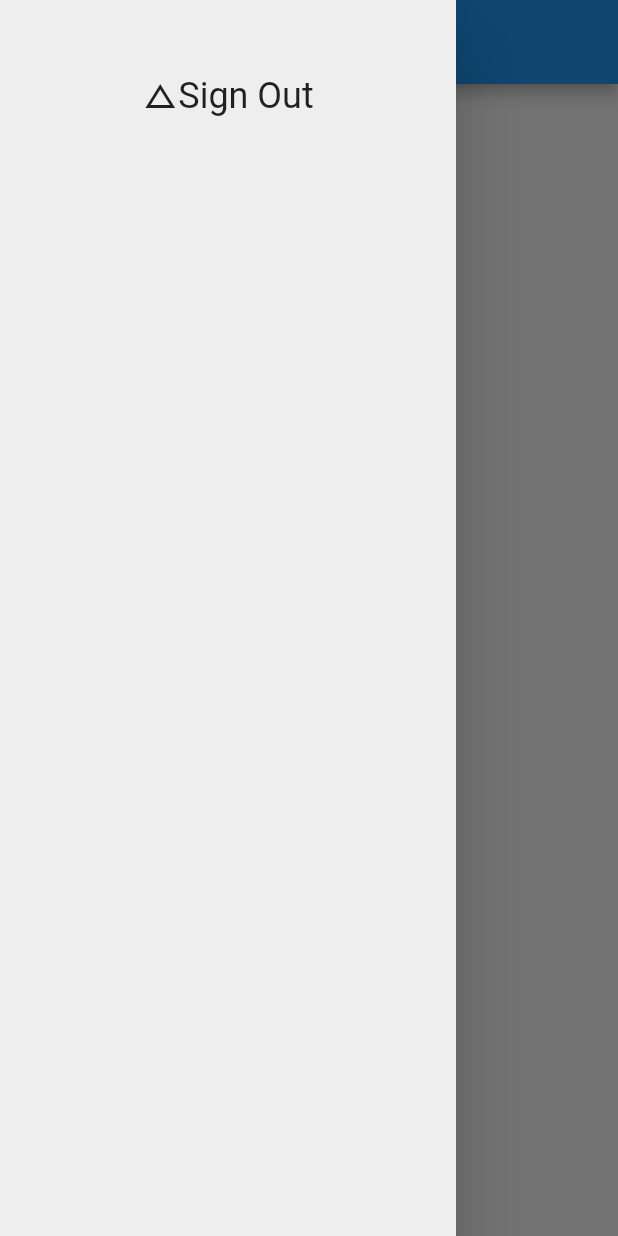
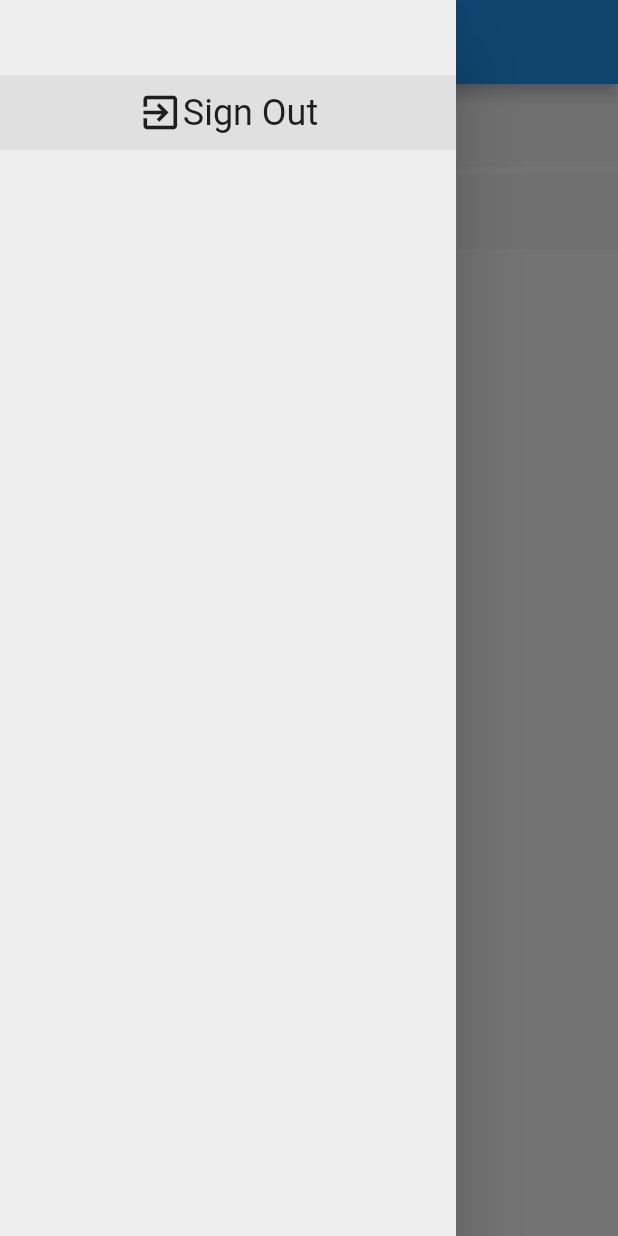
Before and after one commit to forecoder/places-sharing-app, a Flutter app: the FindPlacePage screen opened directly, with the side drawer open, on a phone screen of 412 x 824 dp. Run offline on Flutter 3.47's test engine with Material 2 defaults, Android fonts, the light colour scheme and no system bars.

Commit message:
Add more layouts

```diff
--- a/myapp_flutter/lib/components/side_drawer/side_drawer_page.dart
+++ /dev/null
@@ -1,36 +0,0 @@
-import 'package:flutter/material.dart';
-
-class SideDrawer extends StatelessWidget {
-  @override
-  Widget build(BuildContext context) {
-    return Material(
-      child: Drawer(
-        child: Container(
-          padding: EdgeInsets.only(top: 50),
-          color: Colors.grey[200],
-          child: Column(
-            mainAxisAlignment: MainAxisAlignment.start,
-            children: <Widget>[
-              GestureDetector(
-                child: Row(
-                  mainAxisAlignment: MainAxisAlignment.center,
-                  children: <Widget>[
-                    Icon(Icons.change_history, size: 24),
-                    Text(
-                      "Sign Out",
-                      style: TextStyle(fontSize: 24),
-                    ),
-                  ],
-                ),
-                onTap: () {
-                  Navigator.of(context).pushNamed("/");
-                },
-              ),
-            ],
-          ),
-        ),
-        elevation: 20.0,
-      ),
-    );
-  }
-}
--- /dev/null
+++ b/myapp_flutter/lib/models/place.dart
@@ -0,0 +1,9 @@
+class Place {
+  final String key;
+  final String name;
+  final String imageURL;
+  final double latitude;
+  final double longitude;
+
+  Place({this.key, this.name, this.imageURL, this.latitude, this.longitude});
+}
--- a/myapp_flutter/lib/pages/auth/auth_page.dart
+++ b/myapp_flutter/lib/pages/auth/auth_page.dart
@@ -1,6 +1,6 @@
 import 'package:flutter/material.dart';
-import '../../components/ui/primary_button.dart';
-import '../../components/ui/default_input.dart';
+import '../../widgets/ui/primary_button.dart';
+import '../../widgets/ui/default_input.dart';
 
 class AuthPage extends StatefulWidget {
   @override
--- a/myapp_flutter/lib/pages/find_place/find_place_page.dart
+++ b/myapp_flutter/lib/pages/find_place/find_place_page.dart
@@ -1,5 +1,7 @@
 import 'package:flutter/material.dart';
-import '../../components/side_drawer/side_drawer_page.dart';
+import '../../widgets/side_drawer/side_drawer_page.dart';
+import '../../widgets/places_list/places_list.dart';
+import '../../pages/place_detail/place_detail.dart';
 
 class FindPlacePage extends StatefulWidget {
   @override
@@ -7,6 +9,11 @@ class FindPlacePage extends StatefulWidget {
 }
 
 class _FindPlacePageState extends State<FindPlacePage> {
+  final Function _itemSelectedHandler = (BuildContext context) {
+    Navigator.push(
+        context, MaterialPageRoute(builder: (context) => PlaceDetail()));
+  };
+
   @override
   Widget build(BuildContext context) {
     return Scaffold(
@@ -14,7 +21,10 @@ class _FindPlacePageState extends State<FindPlacePage> {
       appBar: AppBar(
         title: Text("Find Place"),
       ),
-      body: Container(),
+      body: Container(
+          child: PlacesList(
+        onItemSelected: _itemSelectedHandler,
+      )),
     );
   }
 }
--- a/myapp_flutter/lib/pages/main_tabs/main_tabs_page.dart
+++ b/myapp_flutter/lib/pages/main_tabs/main_tabs_page.dart
@@ -1,7 +1,6 @@
 import 'package:flutter/material.dart';
 import '../find_place/find_place_page.dart';
 import '../share_place/share_place_page.dart';
-import '../../components/side_drawer/side_drawer_page.dart';
 
 class MainTabsPage extends StatefulWidget {
   @override
--- a/myapp_flutter/lib/pages/share_place/share_place_page.dart
+++ b/myapp_flutter/lib/pages/share_place/share_place_page.dart
@@ -1,5 +1,5 @@
 import 'package:flutter/material.dart';
-import '../../components/side_drawer/side_drawer_page.dart';
+import '../../widgets/side_drawer/side_drawer_page.dart';
 
 class SharePlacePage extends StatefulWidget {
   @override
--- /dev/null
+++ b/myapp_flutter/lib/widgets/list_item/list_item.dart
@@ -0,0 +1,36 @@
+import 'package:flutter/material.dart';
+
+class ListItem extends StatelessWidget {
+  final String placeName;
+  final Function itemOnTap;
+
+  ListItem({this.placeName, this.itemOnTap});
+
+  @override
+  Widget build(BuildContext context) {
+    return Container(
+      margin: EdgeInsets.only(top: 5),
+      child: GestureDetector(
+        child: Container(
+          padding: EdgeInsets.all(10),
+          color: Colors.grey[100],
+          child: Row(
+            mainAxisAlignment: MainAxisAlignment.start,
+            children: <Widget>[
+              Container(
+                margin: EdgeInsets.only(right: 10),
+                height: 30,
+                width: 30,
+                child: Image(
+                    image: AssetImage("assets/images/background.jpg"),
+                    fit: BoxFit.fill),
+              ),
+              Text(placeName ?? "123"),
+            ],
+          ),
+        ),
+        onTap: () => itemOnTap(context),
+      ),
+    );
+  }
+}
--- /dev/null
+++ b/myapp_flutter/lib/widgets/places_list/places_list.dart
@@ -0,0 +1,22 @@
+import 'package:flutter/material.dart';
+import '../list_item/list_item.dart';
+
+class PlacesList extends StatelessWidget {
+  final List<String> places;
+  final Function onItemSelected;
+
+  PlacesList({this.places = const ["1", "2"], this.onItemSelected});
+
+  @override
+  Widget build(BuildContext context) {
+    return Container(
+      child: ListView(
+          children: places
+              .map((place) => ListItem(
+                    placeName: place,
+                    itemOnTap: onItemSelected,
+                  ))
+              .toList()),
+    );
+  }
+}
--- /dev/null
+++ b/myapp_flutter/lib/widgets/side_drawer/side_drawer_page.dart
@@ -0,0 +1,42 @@
+import 'package:flutter/material.dart';
+
+class SideDrawer extends StatelessWidget {
+  void logoutHandler(BuildContext context) {
+    Navigator.of(context).pushNamed("/");
+  }
+
+  @override
+  Widget build(BuildContext context) {
+    return Material(
+      child: Drawer(
+        child: Container(
+          padding: EdgeInsets.only(top: 50),
+          color: Colors.grey[200],
+          child: Column(
+            mainAxisAlignment: MainAxisAlignment.start,
+            children: <Widget>[
+              GestureDetector(
+                child: Container(
+                  padding: EdgeInsets.all(10),
+                  color: Colors.grey[300],
+                  child: Row(
+                    mainAxisAlignment: MainAxisAlignment.center,
+                    children: <Widget>[
+                      Icon(Icons.exit_to_app, size: 30),
+                      Text(
+                        "Sign Out",
+                        style: TextStyle(fontSize: 24),
+                      ),
+                    ],
+                  ),
+                ),
+                onTap: () => logoutHandler(context),
+              ),
+            ],
+          ),
+        ),
+        elevation: 20.0,
+      ),
+    );
+  }
+}
--- a/myapp_flutter/pubspec.yaml
+++ b/myapp_flutter/pubspec.yaml
@@ -15,6 +15,7 @@ environment:
 dependencies:
   flutter:
     sdk: flutter
+  flutter_redux: ^0.5.3
 
   # The following adds the Cupertino Icons font to your application.
   # Use with the CupertinoIcons class for iOS style icons.
```
Also changed, not shown: myapp_flutter/lib/pages/place_detail/place_detail.dart (added, +38 -0 lines), myapp_flutter/lib/widgets/ui/default_input.dart (renamed from myapp_flutter/lib/components/ui/default_input.dart), myapp_flutter/lib/widgets/ui/primary_button.dart (renamed from myapp_flutter/lib/components/ui/primary_button.dart).
